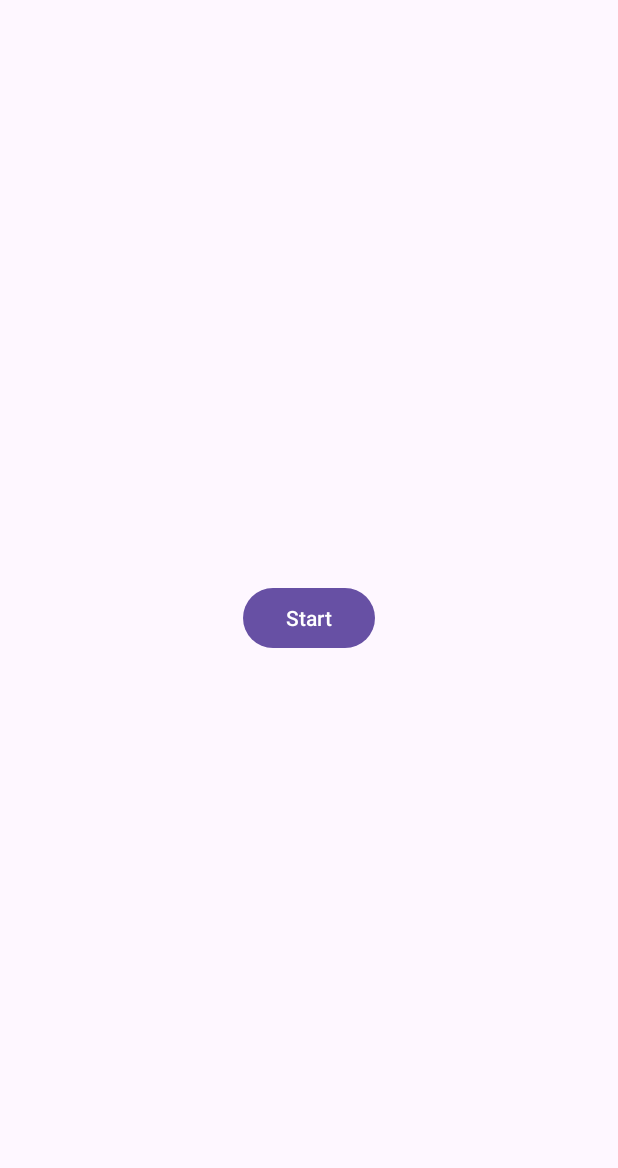
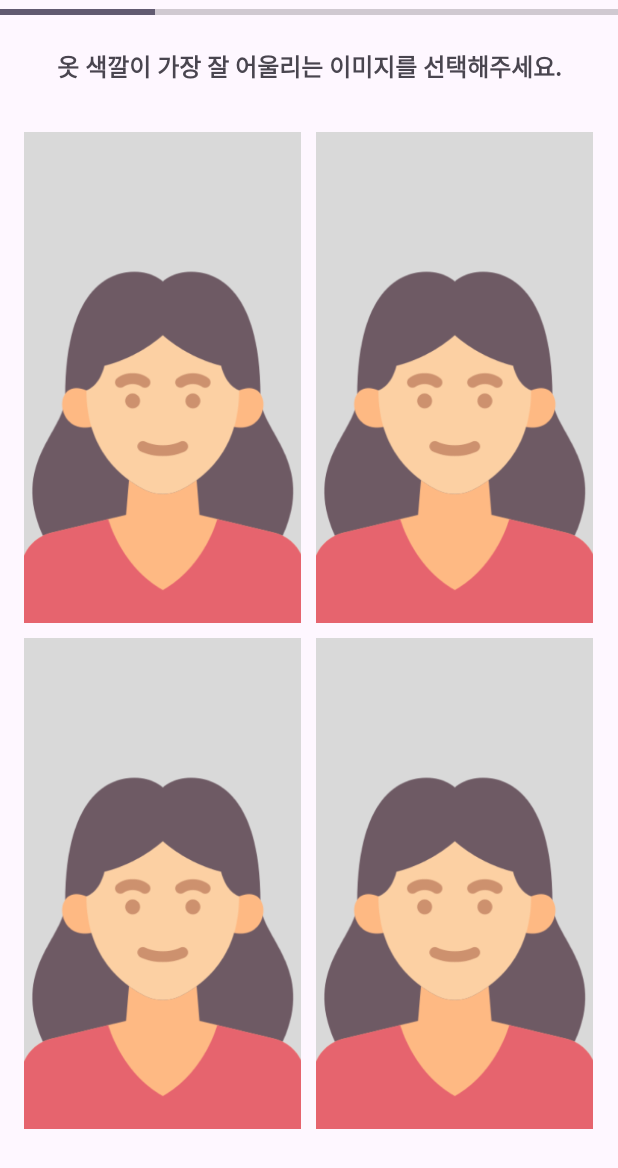
Before and after one commit to chohc/PersonalColor, an Android app: the screen it shows after launch (MainActivity before the commit, Test2Activity after it), on a phone screen of 412 x 824 dp. Shown: the top 1168 px of the screen. Run offline under Robolectric (Android 15) with nearby library versions, the phone set to English and light mode, and no system bars.

Commit message:
검사페이지2 - activity랑 fragment만 간단하게 제작

```diff
--- /dev/null
+++ b/app/src/main/java/com/example/personalcolor/Color1Fragment.kt
@@ -0,0 +1,40 @@
+package com.example.personalcolor
+
+import android.os.Bundle
+import android.view.LayoutInflater
+import android.view.View
+import android.view.ViewGroup
+import android.widget.GridView
+import androidx.fragment.app.Fragment
+
+class Color1Fragment : Fragment() {
+
+    override fun onCreateView(inflater: LayoutInflater, container: ViewGroup?, savedInstanceState: Bundle?): View? {
+        // 레이아웃 인플레이션
+        val view = inflater.inflate(R.layout.fragment_color1, container, false)
+        // GridView 찾기
+        val gridView: GridView = view.findViewById(R.id.color1GridView)
+        // 이미지 리소스 설정
+        val imageResources = intArrayOf(R.drawable.test_person, R.drawable.test_person, R.drawable.test_person, R.drawable.test_person)
+
+        // 어댑터 설정
+        gridView.adapter = ImageAdapter(requireContext(), imageResources)
+        // 아이템 클릭 리스너 설정
+        gridView.setOnItemClickListener { _, _, _, _ ->
+            val test2Activity = activity as? Test2Activity
+            test2Activity?.let {
+                it.supportFragmentManager.beginTransaction()
+                    .replace(R.id.container, Color2Fragment()) // 다음 프래그먼트로 전환
+                    .commit()
+            }
+        }
+
+        return view
+    }
+
+    override fun onViewCreated(view: View, savedInstanceState: Bundle?) {
+        super.onViewCreated(view, savedInstanceState)
+        // 프로그레스 바 값을 1로 설정
+        (activity as? Test2Activity)?.updateProgressBar(1)
+    }
+}
--- /dev/null
+++ b/app/src/main/java/com/example/personalcolor/ImageAdapter.kt
@@ -0,0 +1,21 @@
+package com.example.personalcolor
+
+import android.content.Context
+import android.view.View
+import android.view.ViewGroup
+import android.widget.BaseAdapter
+import android.widget.ImageView
+
+class ImageAdapter(private val context: Context, private val imageIds: IntArray) : BaseAdapter() {
+    override fun getCount(): Int = imageIds.size
+    override fun getItem(position: Int): Any = imageIds[position]
+    override fun getItemId(position: Int): Long = 0
+    override fun getView(position: Int, convertView: View?, parent: ViewGroup?): View {
+        val imageView: ImageView = convertView as? ImageView ?: ImageView(context)
+        imageView.setImageResource(imageIds[position])
+        imageView.scaleType = ImageView.ScaleType.CENTER_INSIDE
+        imageView.layoutParams = ViewGroup.LayoutParams(ViewGroup.LayoutParams.MATCH_PARENT, ViewGroup.LayoutParams.WRAP_CONTENT)
+        imageView.adjustViewBounds = true // 뷰 경계 조정 허용
+        return imageView
+    }
+}
--- /dev/null
+++ b/app/src/main/java/com/example/personalcolor/Test2Activity.kt
@@ -0,0 +1,30 @@
+package com.example.personalcolor
+
+import android.os.Bundle
+import android.widget.ProgressBar
+import androidx.activity.enableEdgeToEdge
+import androidx.appcompat.app.AppCompatActivity
+import androidx.core.view.ViewCompat
+import androidx.core.view.WindowInsetsCompat
+
+class Test2Activity : AppCompatActivity() {
+    private lateinit var progressBar: ProgressBar
+
+    override fun onCreate(savedInstanceState: Bundle?) {
+        super.onCreate(savedInstanceState)
+        setContentView(R.layout.activity_test2)
+        progressBar = findViewById(R.id.progressBar)
+        progressBar.max = 4  // 프로그레스 바의 최대값을 2로 설정합니다.
+        progressBar.progress = 1  // 초기 프로그레스 값은 1입니다.
+
+        if (savedInstanceState == null) {
+            supportFragmentManager.beginTransaction()
+                .add(R.id.container, Color1Fragment())
+                .commit()
+        }
+    }
+
+    fun updateProgressBar(progress: Int) {
+        progressBar.progress = progress  // 주어진 값으로 프로그레스를 설정합니다.
+    }
+}
--- /dev/null
+++ b/app/src/main/res/layout/activity_test2.xml
@@ -0,0 +1,31 @@
+<?xml version="1.0" encoding="utf-8"?>
+<RelativeLayout xmlns:android="http://schemas.android.com/apk/res/android"
+    android:layout_width="match_parent"
+    android:layout_height="match_parent">
+
+    <ProgressBar
+        android:id="@+id/progressBar"
+        style="?android:attr/progressBarStyleHorizontal"
+        android:layout_width="match_parent"
+        android:layout_height="wrap_content"
+        android:progress="0"
+        android:max="100" />
+
+    <!-- 추가된 TextView -->
+    <TextView
+        android:id="@+id/instructionText"
+        android:layout_width="match_parent"
+        android:layout_height="wrap_content"
+        android:layout_below="@id/progressBar"
+        android:text="옷 색깔이 가장 잘 어울리는 이미지를 선택해주세요."
+        android:gravity="center"
+        android:padding="16dp"
+        android:textSize="16sp"
+        android:textStyle="bold" />
+
+    <FrameLayout
+        android:id="@+id/container"
+        android:layout_width="match_parent"
+        android:layout_height="match_parent"
+        android:layout_below="@id/instructionText" />
+</RelativeLayout>
--- /dev/null
+++ b/app/src/main/res/layout/fragment_color1.xml
@@ -0,0 +1,21 @@
+<?xml version="1.0" encoding="utf-8"?>
+<FrameLayout xmlns:android="http://schemas.android.com/apk/res/android"
+    xmlns:tools="http://schemas.android.com/tools"
+    android:layout_width="match_parent"
+    android:layout_height="match_parent"
+    tools:context=".Color1Fragment">
+
+    <GridView
+        android:id="@+id/color1GridView"
+        android:layout_width="match_parent"
+        android:layout_height="match_parent"
+        android:numColumns="2"
+        android:columnWidth="100dp"
+        android:verticalSpacing="10dp"
+        android:horizontalSpacing="10dp"
+        android:gravity="center"
+        android:padding="16dp"
+        android:scrollbars="none">
+    </GridView>
+
+</FrameLayout>
--- a/app/src/main/res/values/strings.xml
+++ b/app/src/main/res/values/strings.xml
@@ -1,3 +1,5 @@
 <resources>
     <string name="app_name">PersonalColor</string>
+    <!-- TODO: Remove or change this placeholder text -->
+    <string name="hello_blank_fragment">Hello blank fragment</string>
 </resources>
```
Also changed, not shown: app/src/main/AndroidManifest.xml (+16 -4 lines), app/src/main/java/com/example/personalcolor/Color2Fragment.kt (added, +40 -0 lines), app/src/main/java/com/example/personalcolor/Color3Fragment.kt (added, +40 -0 lines), app/src/main/java/com/example/personalcolor/Color4Fragment.kt (added, +31 -0 lines), app/src/main/java/com/example/personalcolor/ResultActivity.kt (added, +20 -0 lines), app/src/main/res/layout/activity_result.xml (added, +19 -0 lines), app/src/main/res/layout/fragment_color2.xml (added, +21 -0 lines), app/src/main/res/layout/fragment_color3.xml (added, +21 -0 lines), app/src/main/res/layout/fragment_color4.xml (added, +21 -0 lines), app/src/main/res/drawable/test_person.png (added).
